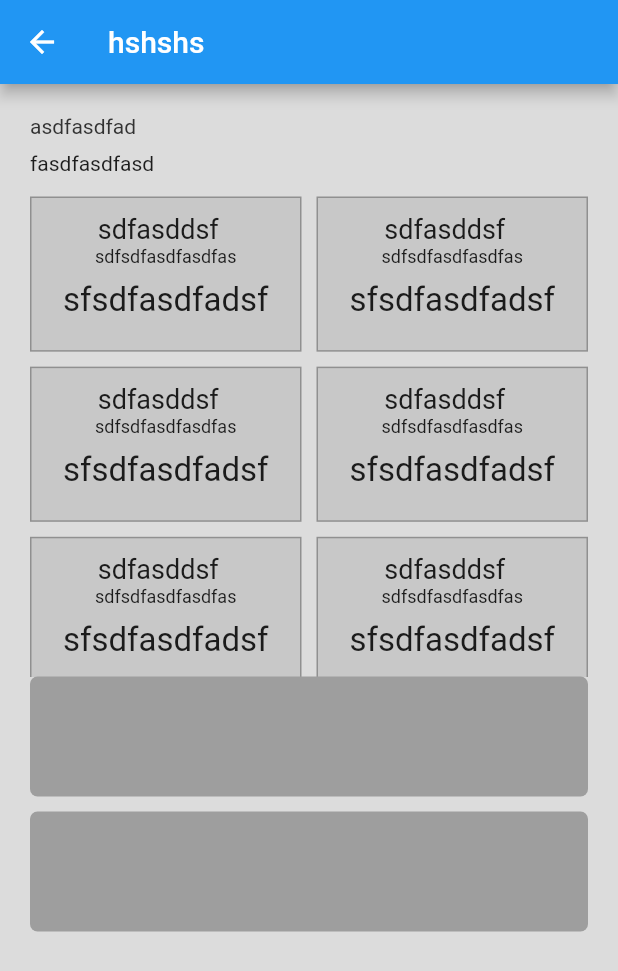
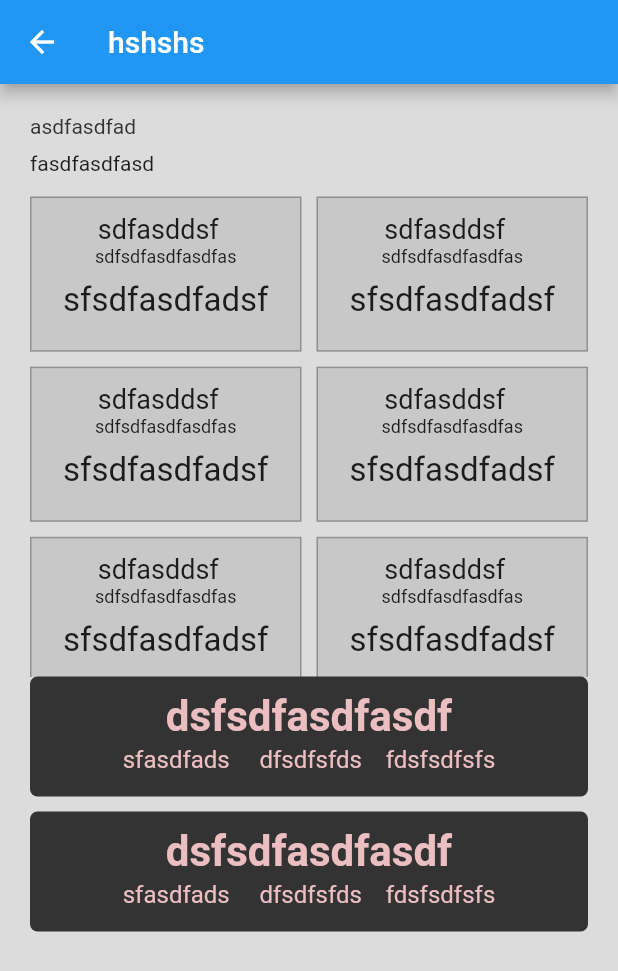
Before and after one commit to xtrachen/fundation_test, a Flutter app: the BuyPage screen opened directly, on a phone screen of 412 x 824 dp. Shown: the top 971 px of the screen. Run offline on Flutter 3.47's test engine with Material 2 defaults, Android fonts, the phone set to English and light mode, and no system bars; our stand-ins replace expandable_page_view, flash, get, smooth_page_indicator.

Commit message:
add file

```diff
--- a/lib/buyPage.dart
+++ b/lib/buyPage.dart
@@ -130,11 +130,24 @@ class _BuyPageState extends State<BuyPage> {
                           clipBehavior: Clip.hardEdge,
                           decoration: BoxDecoration(
                               borderRadius: BorderRadius.circular(5),
-                              color: Colors.grey),
+                              color: const Color.fromRGBO(51, 51, 51, 1)),
                           width: double.infinity,
                           height: double.infinity,
                           child: const Stack(
-                            children: [],
+                            children: [
+                              Positioned(
+                                top: 10,left: 10,right: 10,height: 32,
+                                  child: Text(
+                                'dsfsdfasdfasdf',
+                                style: TextStyle(
+                                    fontSize: 28,
+                                    color:
+                                         Color.fromRGBO(235, 190, 194, 1),
+                                    fontWeight: FontWeight.bold),
+                                textAlign: TextAlign.center,
+                              )),
+                              Positioned(top:46,left: 10,right: 10,height: 20,child: Text('sfasdfads     dfsdfsfds    fdsfsdfsfs',textAlign: TextAlign.center,style: TextStyle(fontSize: 16,color: Color.fromRGBO(235, 190, 194, 1)),))
+                            ],
                           ))));
             }));
   }
```
